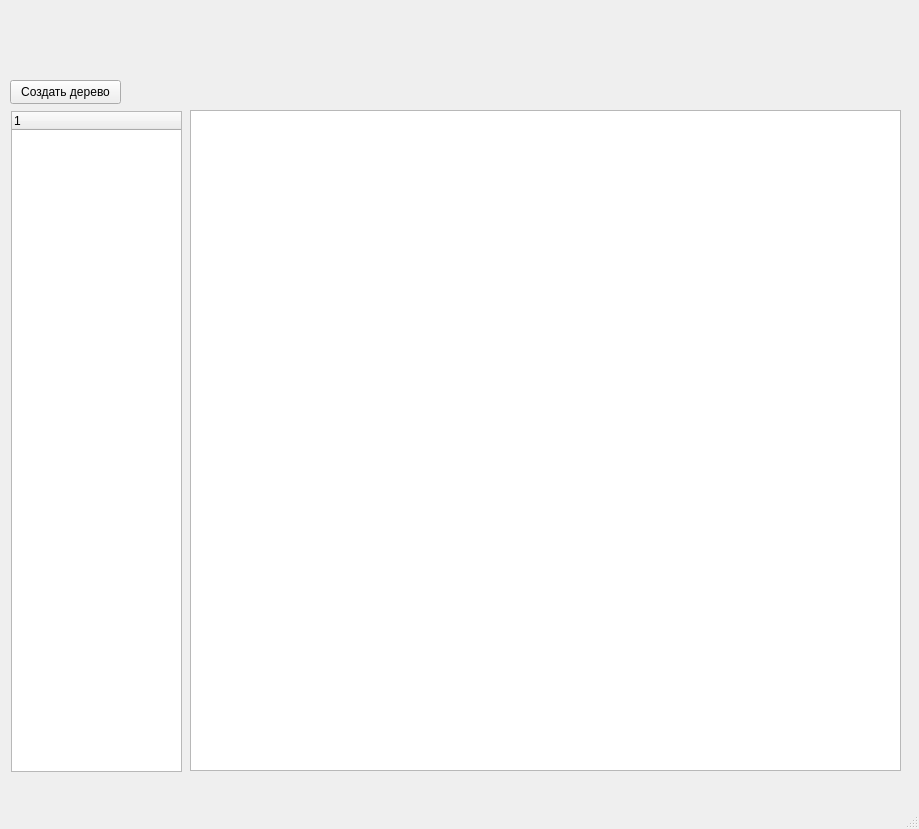
Before: the Qt Designer form include/MainWindow.ui in RA6AMO/newEdit, drawn with Qt 5.
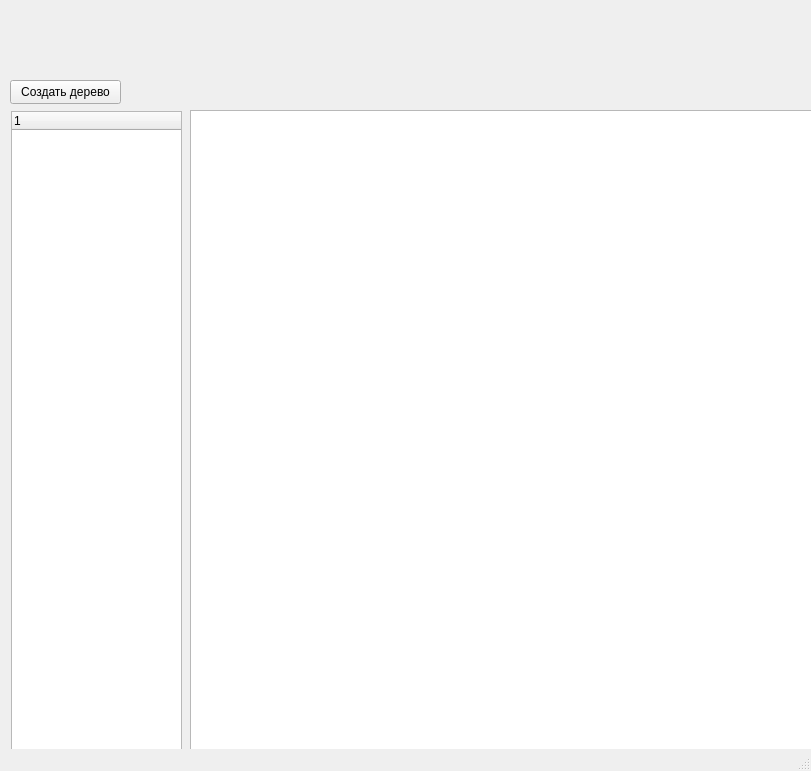
After: the same form once the commit is applied. Custom widgets are drawn as their Qt base class.

Diff of the .ui file:
```diff
--- a/include/MainWindow.ui
+++ b/include/MainWindow.ui
@@ -6,8 +6,8 @@
    <rect>
     <x>0</x>
     <y>0</y>
-    <width>919</width>
-    <height>829</height>
+    <width>811</width>
+    <height>771</height>
    </rect>
   </property>
   <property name="windowTitle">
```
Left out of the diff: 2 changed lines with no effect on the pictures.
